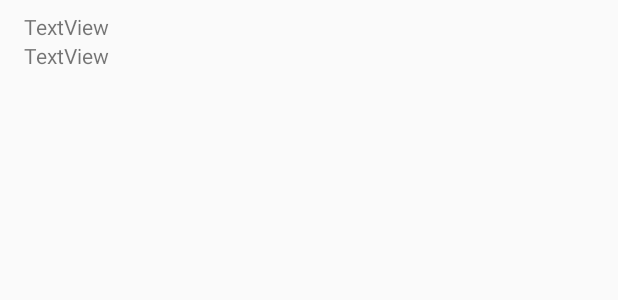
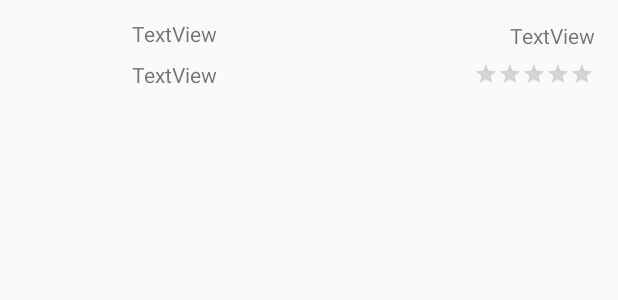
Before and after one commit to pautena/Nerve-AndroidApp, an Android app: the layout song_selection_item.xml on its own in the app's theme, with its tools: preview values and no code run, on a phone screen of 412 x 824 dp. Shown: the top 300 px of the screen. Run offline under Robolectric (Android 15) with nearby library versions, the light colour scheme and no system bars.

Commit message:
Adding new songs

```diff
--- a/app/build.gradle
+++ b/app/build.gradle
@@ -69,6 +69,8 @@ dependencies {
     compile 'io.realm:android-adapters:2.0.0'
     compile 'com.tzutalin.dlib-android-app:dlib:1.0.4'
     compile 'com.github.delight-im:Android-DDP:v3.3.0'
+
+    compile 'com.github.bumptech.glide:glide:3.7.0'
     compile project(':openCVLibrary320')
 }
 
--- a/app/src/main/res/layout/song_selection_item.xml
+++ b/app/src/main/res/layout/song_selection_item.xml
@@ -1,21 +1,67 @@
 <?xml version="1.0" encoding="utf-8"?>
-<LinearLayout xmlns:android="http://schemas.android.com/apk/res/android"
-    android:orientation="vertical"
+<RelativeLayout xmlns:android="http://schemas.android.com/apk/res/android"
     android:layout_width="match_parent"
     android:layout_height="72dp"
-    android:paddingLeft="16dp"
-    android:paddingRight="16dp"
-    android:paddingTop="8dp"
-    android:paddingBottom="8dp">
+    android:orientation="horizontal"
+    android:paddingRight="16dp">
+
+    <ImageView
+        android:id="@+id/icon"
+        android:layout_width="72dp"
+        android:layout_height="72dp" />
+
+    <LinearLayout
+        android:layout_width="wrap_content"
+        android:layout_height="match_parent"
+        android:layout_marginLeft="16dp"
+        android:layout_toRightOf="@+id/icon"
+        android:layout_toLeftOf="@+id/rating_layout"
+        android:gravity="center_vertical"
+        android:orientation="vertical">
 
         <TextView
-        android:text="TextView"
+            android:id="@+id/tv_title"
+            android:ellipsize="end"
+            android:maxLines="1"
             android:layout_width="match_parent"
             android:layout_height="wrap_content"
-        android:id="@+id/tv_title" />
+            android:layout_marginBottom="8dp"
+            android:text="TextView" />
+
         <TextView
-        android:text="TextView"
+            android:id="@+id/tv_author"
+            android:ellipsize="end"
+            android:maxLines="1"
             android:layout_width="match_parent"
             android:layout_height="wrap_content"
-        android:id="@+id/tv_author" />
+            android:text="TextView" />
     </LinearLayout>
+
+    <LinearLayout
+        android:layout_marginLeft="8dp"
+        android:id="@+id/rating_layout"
+        android:layout_width="wrap_content"
+        android:layout_height="match_parent"
+        android:layout_alignParentRight="true"
+        android:gravity="right|center_vertical"
+        android:orientation="vertical">
+
+
+        <TextView
+            android:id="@+id/tv_duration"
+            android:layout_width="match_parent"
+            android:layout_height="wrap_content"
+            android:text="TextView"
+            android:gravity="right"
+            android:layout_marginBottom="8dp"/>
+
+        <RatingBar
+            android:id="@+id/rating"
+            style="?android:attr/ratingBarStyleSmall"
+            android:layout_width="wrap_content"
+            android:layout_height="wrap_content" />
+
+    </LinearLayout>
+
+
+</RelativeLayout>
```
Also changed, not shown: app/src/main/java/com/pautena/hackupc/entities/Song.java (+60 -1 lines), app/src/main/java/com/pautena/hackupc/ui/twillio/adapters/SongSelectionAdapter.java (+44 -5 lines), app/src/main/java/com/pautena/hackupc/ui/twillio/fragments/SongSelectionFragment.java (+4 -4 lines), app/src/main/java/com/pautena/hackupc/utils/SongLoader.java (+24 -1 lines), 4 other files. Lines whose indentation alone changed are shown as unchanged.
